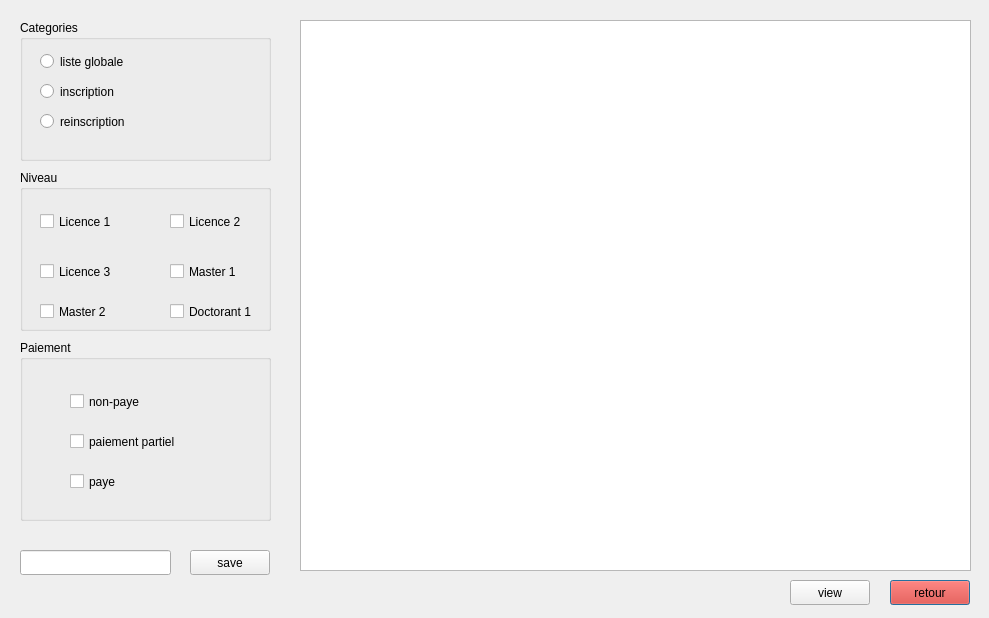
This is myProject/liste_generale.ui in Radosetra/Projet-QT as Qt 5 draws it before an edit. The edited form follows.
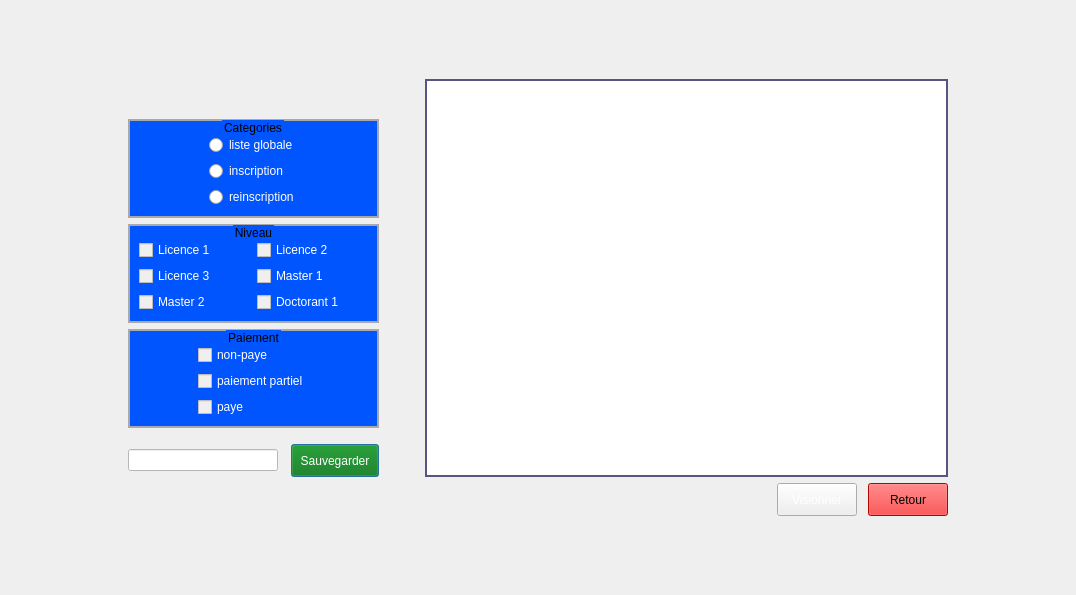
This is the edited form.

What changed in the file:
```diff
--- a/myProject/liste_generale.ui
+++ b/myProject/liste_generale.ui
@@ -6,274 +6,583 @@
    <rect>
     <x>0</x>
     <y>0</y>
-    <width>989</width>
-    <height>618</height>
+    <width>1076</width>
+    <height>595</height>
    </rect>
   </property>
   <property name="windowTitle">
    <string>Dialog</string>
   </property>
-  <widget class="QLineEdit" name="filename">
-   <property name="geometry">
-    <rect>
-     <x>20</x>
-     <y>550</y>
-     <width>151</width>
-     <height>25</height>
-    </rect>
-   </property>
-  </widget>
-  <widget class="QGroupBox" name="groupBox">
-   <property name="geometry">
-    <rect>
-     <x>20</x>
-     <y>170</y>
-     <width>251</width>
-     <height>161</height>
-    </rect>
-   </property>
-   <property name="title">
-    <string>Niveau</string>
-   </property>
-   <widget class="QCheckBox" name="L1">
-    <property name="geometry">
-     <rect>
-      <x>20</x>
-      <y>40</y>
-      <width>87</width>
-      <height>23</height>
-     </rect>
-    </property>
-    <property name="text">
-     <string>Licence 1</string>
-    </property>
-   </widget>
-   <widget class="QCheckBox" name="L3">
-    <property name="geometry">
-     <rect>
-      <x>20</x>
-      <y>90</y>
-      <width>87</width>
-      <height>23</height>
-     </rect>
-    </property>
-    <property name="text">
-     <string>Licence 3</string>
-    </property>
-   </widget>
-   <widget class="QCheckBox" name="L2">
-    <property name="geometry">
-     <rect>
-      <x>150</x>
-      <y>40</y>
-      <width>87</width>
-      <height>23</height>
-     </rect>
-    </property>
-    <property name="text">
-     <string>Licence 2</string>
-    </property>
-   </widget>
-   <widget class="QCheckBox" name="M1">
-    <property name="geometry">
-     <rect>
-      <x>20</x>
-      <y>130</y>
-      <width>87</width>
-      <height>23</height>
-     </rect>
-    </property>
-    <property name="text">
-     <string>Master 2</string>
-    </property>
-   </widget>
-   <widget class="QCheckBox" name="M2">
-    <property name="geometry">
-     <rect>
-      <x>150</x>
-      <y>90</y>
-      <width>87</width>
-      <height>23</height>
-     </rect>
-    </property>
-    <property name="text">
-     <string>Master 1</string>
-    </property>
-   </widget>
-   <widget class="QCheckBox" name="D1">
-    <property name="geometry">
-     <rect>
-      <x>150</x>
-      <y>130</y>
-      <width>87</width>
-      <height>23</height>
-     </rect>
-    </property>
-    <property name="text">
-     <string>Doctorant 1</string>
-    </property>
-   </widget>
-  </widget>
-  <widget class="QPushButton" name="logout">
-   <property name="geometry">
-    <rect>
-     <x>890</x>
-     <y>580</y>
-     <width>80</width>
-     <height>25</height>
-    </rect>
-   </property>
-   <property name="styleSheet">
-    <string notr="true">background-color: rgb(255, 21, 0);
-color:balck;</string>
-   </property>
-   <property name="text">
-    <string>retour</string>
-   </property>
-  </widget>
-  <widget class="QGroupBox" name="groupBox_2">
-   <property name="geometry">
-    <rect>
-     <x>20</x>
-     <y>340</y>
-     <width>251</width>
-     <height>181</height>
-    </rect>
-   </property>
-   <property name="title">
-    <string>Paiement</string>
-   </property>
-   <widget class="QCheckBox" name="non_paye">
-    <property name="geometry">
-     <rect>
-      <x>50</x>
-      <y>50</y>
-      <width>87</width>
-      <height>23</height>
-     </rect>
-    </property>
-    <property name="text">
-     <string>non-paye</string>
-    </property>
-   </widget>
-   <widget class="QCheckBox" name="partiel">
-    <property name="geometry">
-     <rect>
-      <x>50</x>
-      <y>90</y>
-      <width>131</width>
-      <height>23</height>
-     </rect>
-    </property>
-    <property name="text">
-     <string>paiement partiel</string>
-    </property>
-   </widget>
-   <widget class="QCheckBox" name="paye">
-    <property name="geometry">
-     <rect>
-      <x>50</x>
-      <y>130</y>
-      <width>87</width>
-      <height>23</height>
-     </rect>
-    </property>
-    <property name="text">
-     <string>paye</string>
-    </property>
-   </widget>
-  </widget>
-  <widget class="QPushButton" name="view">
-   <property name="geometry">
-    <rect>
-     <x>790</x>
-     <y>580</y>
-     <width>80</width>
-     <height>25</height>
-    </rect>
-   </property>
-   <property name="text">
-    <string>view</string>
-   </property>
-  </widget>
-  <widget class="QPushButton" name="save">
-   <property name="geometry">
-    <rect>
-     <x>190</x>
-     <y>550</y>
-     <width>80</width>
-     <height>25</height>
-    </rect>
-   </property>
-   <property name="text">
-    <string>save</string>
-   </property>
-  </widget>
-  <widget class="QTableView" name="vue">
-   <property name="geometry">
-    <rect>
-     <x>300</x>
-     <y>20</y>
-     <width>671</width>
-     <height>551</height>
-    </rect>
-   </property>
-  </widget>
-  <widget class="QGroupBox" name="groupBox_3">
-   <property name="geometry">
-    <rect>
-     <x>20</x>
-     <y>20</y>
-     <width>251</width>
-     <height>141</height>
-    </rect>
-   </property>
-   <property name="title">
-    <string>Categories</string>
-   </property>
-   <widget class="QRadioButton" name="radioButton_listGen">
-    <property name="geometry">
-     <rect>
-      <x>20</x>
-      <y>30</y>
-      <width>104</width>
-      <height>23</height>
-     </rect>
-    </property>
-    <property name="text">
-     <string>liste globale</string>
-    </property>
-   </widget>
-   <widget class="QRadioButton" name="radioButton_inscription">
-    <property name="geometry">
-     <rect>
-      <x>20</x>
-      <y>60</y>
-      <width>104</width>
-      <height>23</height>
-     </rect>
-    </property>
-    <property name="text">
-     <string>inscription</string>
-    </property>
-   </widget>
-   <widget class="QRadioButton" name="radioButton_reinscription">
-    <property name="geometry">
-     <rect>
-      <x>20</x>
-      <y>90</y>
-      <width>104</width>
-      <height>23</height>
-     </rect>
-    </property>
-    <property name="cursor">
-     <cursorShape>PointingHandCursor</cursorShape>
-    </property>
-    <property name="text">
-     <string>reinscription</string>
-    </property>
-   </widget>
-  </widget>
+  <layout class="QGridLayout" name="gridLayout_4">
+   <item row="0" column="1">
+    <spacer name="verticalSpacer_5">
+     <property name="orientation">
+      <enum>Qt::Vertical</enum>
+     </property>
+     <property name="sizeHint" stdset="0">
+      <size>
+       <width>20</width>
+       <height>32</height>
+      </size>
+     </property>
+    </spacer>
+   </item>
+   <item row="1" column="0">
+    <spacer name="horizontalSpacer_9">
+     <property name="orientation">
+      <enum>Qt::Horizontal</enum>
+     </property>
+     <property name="sizeHint" stdset="0">
+      <size>
+       <width>62</width>
+       <height>20</height>
+      </size>
+     </property>
+    </spacer>
+   </item>
+   <item row="1" column="1" colspan="2">
+    <layout class="QVBoxLayout" name="verticalLayout_2">
+     <item>
+      <layout class="QHBoxLayout" name="horizontalLayout_2">
+       <item>
+        <layout class="QVBoxLayout" name="verticalLayout">
+         <item>
+          <spacer name="verticalSpacer_6">
+           <property name="orientation">
+            <enum>Qt::Vertical</enum>
+           </property>
+           <property name="sizeHint" stdset="0">
+            <size>
+             <width>20</width>
+             <height>40</height>
+            </size>
+           </property>
+          </spacer>
+         </item>
+         <item>
+          <widget class="QGroupBox" name="groupBox_3">
+           <property name="styleSheet">
+            <string notr="true">QGroupBox{
+background-color: rgb(0, 85, 255);
+	color: #000;
+	border: 2px solid darkgray;
+}</string>
+           </property>
+           <property name="title">
+            <string>Categories</string>
+           </property>
+           <property name="alignment">
+            <set>Qt::AlignCenter</set>
+           </property>
+           <layout class="QGridLayout" name="gridLayout_3">
+            <item row="0" column="1">
+             <spacer name="verticalSpacer_3">
+              <property name="orientation">
+               <enum>Qt::Vertical</enum>
+              </property>
+              <property name="sizeType">
+               <enum>QSizePolicy::Fixed</enum>
+              </property>
+              <property name="sizeHint" stdset="0">
+               <size>
+                <width>20</width>
+                <height>5</height>
+               </size>
+              </property>
+             </spacer>
+            </item>
+            <item row="2" column="1">
+             <widget class="QRadioButton" name="radioButton_inscription">
+              <property name="styleSheet">
+               <string notr="true">color: rgb(255, 255, 255);</string>
+              </property>
+              <property name="text">
+               <string>inscription</string>
+              </property>
+             </widget>
+            </item>
+            <item row="1" column="2" rowspan="3">
+             <spacer name="horizontalSpacer_3">
+              <property name="orientation">
+               <enum>Qt::Horizontal</enum>
+              </property>
+              <property name="sizeHint" stdset="0">
+               <size>
+                <width>40</width>
+                <height>20</height>
+               </size>
+              </property>
+             </spacer>
+            </item>
+            <item row="1" column="1">
+             <widget class="QRadioButton" name="radioButton_listGen">
+              <property name="styleSheet">
+               <string notr="true">color: rgb(255, 255, 255);</string>
+              </property>
+              <property name="text">
+               <string>liste globale</string>
+              </property>
+             </widget>
+            </item>
+            <item row="1" column="0" rowspan="3">
+             <spacer name="horizontalSpacer_2">
+              <property name="orientation">
+               <enum>Qt::Horizontal</enum>
+              </property>
+              <property name="sizeHint" stdset="0">
+               <size>
+                <width>40</width>
+                <height>20</height>
+               </size>
+              </property>
+             </spacer>
+            </item>
+            <item row="3" column="1">
+             <widget class="QRadioButton" name="radioButton_reinscription">
+              <property name="cursor">
+               <cursorShape>PointingHandCursor</cursorShape>
+              </property>
+              <property name="styleSheet">
+               <string notr="true">color: rgb(255, 255, 255);</string>
+              </property>
+              <property name="text">
+               <string>reinscription</string>
+              </property>
+             </widget>
+            </item>
+           </layout>
+          </widget>
+         </item>
+         <item>
+          <widget class="QGroupBox" name="groupBox">
+           <property name="styleSheet">
+            <string notr="true">QGroupBox{
+background-color: rgb(0, 85, 255);
+	color: #000;
+	border: 2px solid darkgray;
+}</string>
+           </property>
+           <property name="title">
+            <string>Niveau</string>
+           </property>
+           <property name="alignment">
+            <set>Qt::AlignCenter</set>
+           </property>
+           <layout class="QGridLayout" name="gridLayout_2">
+            <item row="3" column="1">
+             <widget class="QCheckBox" name="D1">
+              <property name="enabled">
+               <bool>false</bool>
+              </property>
+              <property name="styleSheet">
+               <string notr="true">color: rgb(255, 255, 255);</string>
+              </property>
+              <property name="text">
+               <string>Doctorant 1</string>
+              </property>
+             </widget>
+            </item>
+            <item row="3" column="0">
+             <widget class="QCheckBox" name="M2">
+              <property name="enabled">
+               <bool>false</bool>
+              </property>
+              <property name="styleSheet">
+               <string notr="true">color: rgb(255, 255, 255);
+</string>
+              </property>
+              <property name="text">
+               <string>Master 2</string>
+              </property>
+             </widget>
+            </item>
+            <item row="2" column="1">
+             <widget class="QCheckBox" name="M1">
+              <property name="enabled">
+               <bool>false</bool>
+              </property>
+              <property name="styleSheet">
+               <string notr="true">color: rgb(255, 255, 255);</string>
+              </property>
+              <property name="text">
+               <string>Master 1</string>
+              </property>
+             </widget>
+            </item>
+            <item row="1" column="0">
+             <widget class="QCheckBox" name="L1">
+              <property name="enabled">
+               <bool>false</bool>
+              </property>
+              <property name="styleSheet">
+               <string notr="true">color: rgb(255, 255, 255);</string>
+              </property>
+              <property name="text">
+               <string>Licence 1</string>
+              </property>
+             </widget>
+            </item>
+            <item row="2" column="0">
+             <widget class="QCheckBox" name="L3">
+              <property name="enabled">
+               <bool>false</bool>
+              </property>
+              <property name="styleSheet">
+               <string notr="true">color: rgb(255, 255, 255);</string>
+              </property>
+              <property name="text">
+               <string>Licence 3</string>
+              </property>
+             </widget>
+            </item>
+            <item row="0" column="0">
+             <spacer name="verticalSpacer_2">
+              <property name="orientation">
+               <enum>Qt::Vertical</enum>
+              </property>
+              <property name="sizeType">
+               <enum>QSizePolicy::Fixed</enum>
+              </property>
+              <property name="sizeHint" stdset="0">
+               <size>
+                <width>20</width>
+                <height>5</height>
+               </size>
+              </property>
+             </spacer>
+            </item>
+            <item row="1" column="1">
+             <widget class="QCheckBox" name="L2">
+              <property name="enabled">
+               <bool>false</bool>
+              </property>
+              <property name="styleSheet">
+               <string notr="true">color: rgb(255, 255, 255);</string>
+              </property>
+              <property name="text">
+               <string>Licence 2</string>
+              </property>
+             </widget>
+            </item>
+           </layout>
+          </widget>
+         </item>
+         <item>
+          <widget class="QGroupBox" name="groupBox_2">
+           <property name="styleSheet">
+            <string notr="true">QGroupBox{
+background-color: rgb(0, 85, 255);
+	color: #000;
+	border: 2px solid darkgray;
+}</string>
+           </property>
+           <property name="title">
+            <string>Paiement</string>
+           </property>
+           <property name="alignment">
+            <set>Qt::AlignCenter</set>
+           </property>
+           <layout class="QGridLayout" name="gridLayout">
+            <item row="1" column="1">
+             <widget class="QCheckBox" name="non_paye">
+              <property name="enabled">
+               <bool>false</bool>
+              </property>
+              <property name="styleSheet">
+               <string notr="true">color: rgb(255, 255, 255);</string>
+              </property>
+              <property name="text">
+               <string>non-paye</string>
+              </property>
+             </widget>
+            </item>
+            <item row="3" column="1">
+             <widget class="QCheckBox" name="paye">
+              <property name="enabled">
+               <bool>false</bool>
+              </property>
+              <property name="styleSheet">
+               <string notr="true">color: rgb(255, 255, 255);</string>
+              </property>
+              <property name="text">
+               <string>paye</string>
+              </property>
+             </widget>
+            </item>
+            <item row="1" column="0" rowspan="3">
+             <spacer name="horizontalSpacer_5">
+              <property name="orientation">
+               <enum>Qt::Horizontal</enum>
+              </property>
+              <property name="sizeHint" stdset="0">
+               <size>
+                <width>40</width>
+                <height>20</height>
+               </size>
+              </property>
+             </spacer>
+            </item>
+            <item row="1" column="2" rowspan="3">
+             <spacer name="horizontalSpacer_4">
+              <property name="orientation">
+               <enum>Qt::Horizontal</enum>
+              </property>
+              <property name="sizeHint" stdset="0">
+               <size>
+                <width>40</width>
+                <height>20</height>
+               </size>
+              </property>
+             </spacer>
+            </item>
+            <item row="2" column="1">
+             <widget class="QCheckBox" name="partiel">
+              <property name="enabled">
+               <bool>false</bool>
+              </property>
+              <property name="styleSheet">
+               <string notr="true">color: rgb(255, 255, 255);</string>
+              </property>
+              <property name="text">
+               <string>paiement partiel</string>
+              </property>
+             </widget>
+            </item>
+            <item row="0" column="1">
+             <spacer name="verticalSpacer">
+              <property name="orientation">
+               <enum>Qt::Vertical</enum>
+              </property>
+              <property name="sizeType">
+               <enum>QSizePolicy::Fixed</enum>
+              </property>
+              <property name="sizeHint" stdset="0">
+               <size>
+                <width>20</width>
+                <height>5</height>
+               </size>
+              </property>
+             </spacer>
+            </item>
+           </layout>
+          </widget>
+         </item>
+         <item>
+          <spacer name="verticalSpacer_4">
+           <property name="orientation">
+            <enum>Qt::Vertical</enum>
+           </property>
+           <property name="sizeType">
+            <enum>QSizePolicy::Fixed</enum>
+           </property>
+           <property name="sizeHint" stdset="0">
+            <size>
+             <width>20</width>
+             <height>10</height>
+            </size>
+           </property>
+          </spacer>
+         </item>
+         <item>
+          <layout class="QHBoxLayout" name="horizontalLayout">
+           <item>
+            <widget class="QLineEdit" name="filename">
+             <property name="enabled">
+              <bool>false</bool>
+             </property>
+             <property name="minimumSize">
+              <size>
+               <width>150</width>
+               <height>0</height>
+              </size>
+             </property>
+             <property name="maximumSize">
+              <size>
+               <width>150</width>
+               <height>16777215</height>
+              </size>
+             </property>
+             <property name="styleSheet">
+              <string notr="true">QLineEdit{
+	background-color: #fff;
+	color:  #000;
+}</string>
+             </property>
+            </widget>
+           </item>
+           <item>
+            <spacer name="horizontalSpacer">
+             <property name="orientation">
+              <enum>Qt::Horizontal</enum>
+             </property>
+             <property name="sizeHint" stdset="0">
+              <size>
+               <width>7</width>
+               <height>20</height>
+              </size>
+             </property>
+            </spacer>
+           </item>
+           <item>
+            <widget class="QPushButton" name="save">
+             <property name="styleSheet">
+              <string notr="true">QPushButton{
+	color: rgb(255, 255, 255);
+	background-color: rgb(0, 113, 0);
+	height: 25px;
+	width: 80px;
+	font: 81 italic 12pt &quot;Fira Sans Compressed ExtraBold&quot;;
+}
+
+QPushButton:pressed{
+	background-color: rgb(0, 85, 0);
+}</string>
+             </property>
+             <property name="text">
+              <string>Sauvegarder</string>
+             </property>
+            </widget>
+           </item>
+          </layout>
+         </item>
+        </layout>
+       </item>
+       <item>
+        <spacer name="horizontalSpacer_6">
+         <property name="orientation">
+          <enum>Qt::Horizontal</enum>
+         </property>
+         <property name="sizeType">
+          <enum>QSizePolicy::Fixed</enum>
+         </property>
+         <property name="sizeHint" stdset="0">
+          <size>
+           <width>40</width>
+           <height>25</height>
+          </size>
+         </property>
+        </spacer>
+       </item>
+       <item>
+        <widget class="QTableView" name="vue">
+         <property name="minimumSize">
+          <size>
+           <width>523</width>
+           <height>0</height>
+          </size>
+         </property>
+         <property name="maximumSize">
+          <size>
+           <width>523</width>
+           <height>16777215</height>
+          </size>
+         </property>
+         <property name="styleSheet">
+          <string notr="true">QTableView{
+	border: 2px solid rgb(85, 85, 127);
+	background-color: #fff;
+	color: black;
+}</string>
+         </property>
+        </widget>
+       </item>
+      </layout>
+     </item>
+     <item>
+      <layout class="QHBoxLayout" name="horizontalLayout_3">
+       <item>
+        <spacer name="horizontalSpacer_7">
+         <property name="orientation">
+          <enum>Qt::Horizontal</enum>
+         </property>
+         <property name="sizeHint" stdset="0">
+          <size>
+           <width>258</width>
+           <height>20</height>
+          </size>
+         </property>
+        </spacer>
+       </item>
+       <item>
+        <widget class="QPushButton" name="view">
+         <property name="styleSheet">
+          <string notr="true">QPushButton{
+	color: rgb(255, 255, 255);
+	height: 25px;
+	font: 81 11pt &quot;Fira Sans Compressed ExtraBold&quot;;
+}</string>
+         </property>
+         <property name="text">
+          <string>Visionner</string>
+         </property>
+        </widget>
+       </item>
+       <item>
+        <spacer name="horizontalSpacer_8">
+         <property name="orientation">
+          <enum>Qt::Horizontal</enum>
+         </property>
+         <property name="sizeType">
+          <enum>QSizePolicy::Fixed</enum>
+         </property>
+         <property name="sizeHint" stdset="0">
+          <size>
+           <width>5</width>
+           <height>20</height>
+          </size>
+         </property>
+        </spacer>
+       </item>
+       <item>
+        <widget class="QPushButton" name="logout">
+         <property name="styleSheet">
+          <string notr="true">QPushButton{
+	height: 25px;
+	font: 81 Italic 11pt &quot;Fira Sans Compressed ExtraBold&quot;;
+	color: black;
+	background-color: red;
+}
+
+QpushButton:pressed{
+	background-color: rgb(182, 7, 7);
+}</string>
+         </property>
+         <property name="text">
+          <string>Retour</string>
+         </property>
+        </widget>
+       </item>
+      </layout>
+     </item>
+    </layout>
+   </item>
+   <item row="1" column="3">
+    <spacer name="horizontalSpacer_10">
+     <property name="orientation">
+      <enum>Qt::Horizontal</enum>
+     </property>
+     <property name="sizeHint" stdset="0">
+      <size>
+       <width>61</width>
+       <height>20</height>
+      </size>
+     </property>
+    </spacer>
+   </item>
+   <item row="2" column="2">
+    <spacer name="verticalSpacer_7">
+     <property name="orientation">
+      <enum>Qt::Vertical</enum>
+     </property>
+     <property name="sizeHint" stdset="0">
+      <size>
+       <width>20</width>
+       <height>32</height>
+      </size>
+     </property>
+    </spacer>
+   </item>
+  </layout>
  </widget>
  <resources/>
  <connections/>
```
Left out of the diff: 2 changed lines with no effect on the pictures.
